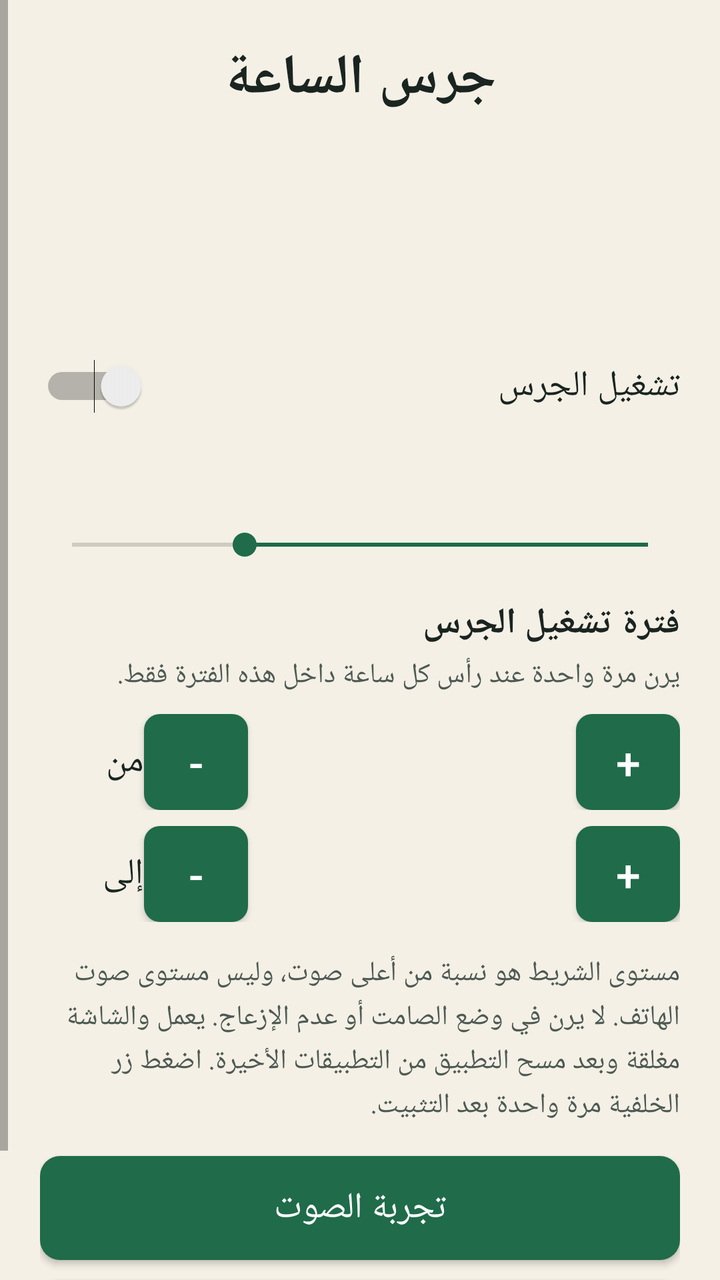
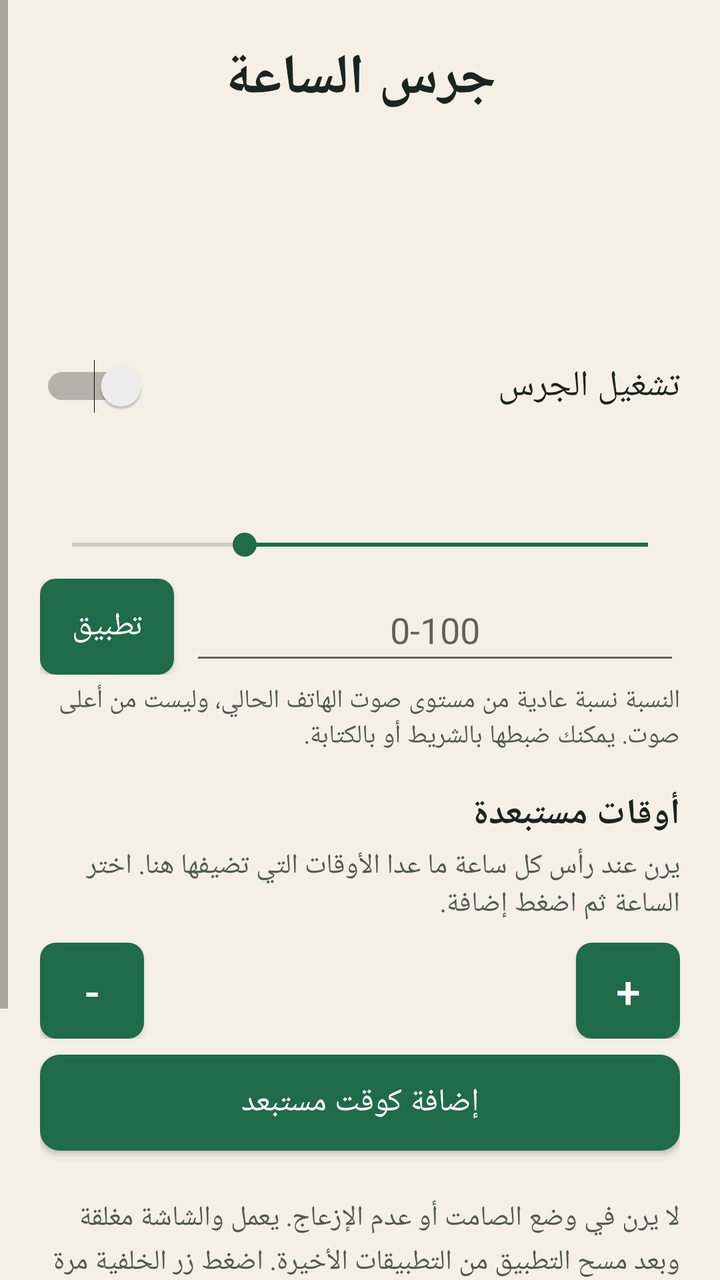

An Android layout rendered at two revisions. The XML below is the earlier revision; the diff shows what the commit changed to produce the second picture.
<!-- AndroidManifest.xml: application theme AppTheme -->
<!-- res/layout/activity_main.xml -->
<?xml version="1.0" encoding="utf-8"?>
<ScrollView xmlns:android="http://schemas.android.com/apk/res/android"
    android:layout_width="match_parent"
    android:layout_height="match_parent"
    android:background="@color/bg"
    android:fillViewport="true"
    android:layoutDirection="rtl">

    <LinearLayout
        android:layout_width="match_parent"
        android:layout_height="wrap_content"
        android:orientation="vertical"
        android:padding="20dp">

        <TextView
            android:layout_width="match_parent"
            android:layout_height="wrap_content"
            android:gravity="center"
            android:text="جرس الساعة"
            android:textColor="@color/ink"
            android:textSize="28sp"
            android:textStyle="bold" />

        <TextView
            android:id="@+id/clockText"
            android:layout_width="match_parent"
            android:layout_height="wrap_content"
            android:layout_marginTop="8dp"
            android:gravity="center"
            android:textColor="@color/accent"
            android:textDirection="ltr"
            android:textSize="42sp"
            android:textStyle="bold" />

        <TextView
            android:id="@+id/statusText"
            android:layout_width="match_parent"
            android:layout_height="wrap_content"
            android:layout_marginTop="4dp"
            android:gravity="center"
            android:textColor="@color/ink"
            android:textDirection="ltr"
            android:textSize="18sp" />

        <Switch
            android:id="@+id/enableSwitch"
            android:layout_width="match_parent"
            android:layout_height="wrap_content"
            android:layout_marginTop="18dp"
            android:minHeight="48dp"
            android:text="تشغيل الجرس"
            android:textColor="@color/ink"
            android:textSize="18sp" />

        <TextView
            android:id="@+id/volumeLabel"
            android:layout_width="match_parent"
            android:layout_height="wrap_content"
            android:layout_marginTop="16dp"
            android:textColor="@color/ink"
            android:textSize="18sp" />

        <SeekBar
            android:id="@+id/volumeSeek"
            android:layout_width="match_parent"
            android:layout_height="wrap_content"
            android:layout_marginTop="6dp"
            android:max="100"
            android:progress="70" />

        <TextView
            android:layout_width="match_parent"
            android:layout_height="wrap_content"
            android:layout_marginTop="18dp"
            android:text="فترة تشغيل الجرس"
            android:textColor="@color/ink"
            android:textSize="18sp"
            android:textStyle="bold" />

        <TextView
            android:layout_width="match_parent"
            android:layout_height="wrap_content"
            android:layout_marginTop="4dp"
            android:text="يرن مرة واحدة عند رأس كل ساعة داخل هذه الفترة فقط."
            android:textColor="@color/muted"
            android:textSize="14sp" />

        <LinearLayout
            android:layout_width="match_parent"
            android:layout_height="wrap_content"
            android:layout_marginTop="10dp"
            android:gravity="center_vertical"
            android:layoutDirection="ltr"
            android:orientation="horizontal">

            <TextView
                android:layout_width="52dp"
                android:layout_height="wrap_content"
                android:text="من"
                android:textColor="@color/ink"
                android:textDirection="rtl"
                android:textSize="18sp" />

            <Button
                android:id="@+id/fromMinus"
                android:layout_width="52dp"
                android:layout_height="48dp"
                android:background="@drawable/btn_small"
                android:backgroundTint="@null"
                android:minWidth="0dp"
                android:minHeight="0dp"
                android:padding="0dp"
                android:textAllCaps="false"
                android:text="-"
                android:textColor="#FFFFFF"
                android:textSize="22sp" />

            <TextView
                android:id="@+id/fromLabel"
                android:layout_width="0dp"
                android:layout_height="wrap_content"
                android:layout_weight="1"
                android:gravity="center"
                android:textColor="@color/ink"
                android:textDirection="ltr"
                android:textSize="22sp"
                android:textStyle="bold" />

            <Button
                android:id="@+id/fromPlus"
                android:layout_width="52dp"
                android:layout_height="48dp"
                android:background="@drawable/btn_small"
                android:backgroundTint="@null"
                android:minWidth="0dp"
                android:minHeight="0dp"
                android:padding="0dp"
                android:textAllCaps="false"
                android:text="+"
                android:textColor="#FFFFFF"
                android:textSize="22sp" />
        </LinearLayout>

        <LinearLayout
            android:layout_width="match_parent"
            android:layout_height="wrap_content"
            android:layout_marginTop="8dp"
            android:gravity="center_vertical"
            android:layoutDirection="ltr"
            android:orientation="horizontal">

            <TextView
                android:layout_width="52dp"
                android:layout_height="wrap_content"
                android:text="إلى"
                android:textColor="@color/ink"
                android:textDirection="rtl"
                android:textSize="18sp" />

            <Button
                android:id="@+id/toMinus"
                android:layout_width="52dp"
                android:layout_height="48dp"
                android:background="@drawable/btn_small"
                android:backgroundTint="@null"
                android:minWidth="0dp"
                android:minHeight="0dp"
                android:padding="0dp"
                android:textAllCaps="false"
                android:text="-"
                android:textColor="#FFFFFF"
                android:textSize="22sp" />

            <TextView
                android:id="@+id/toLabel"
                android:layout_width="0dp"
                android:layout_height="wrap_content"
                android:layout_weight="1"
                android:gravity="center"
                android:textColor="@color/ink"
                android:textDirection="ltr"
                android:textSize="22sp"
                android:textStyle="bold" />

            <Button
                android:id="@+id/toPlus"
                android:layout_width="52dp"
                android:layout_height="48dp"
                android:background="@drawable/btn_small"
                android:backgroundTint="@null"
                android:minWidth="0dp"
                android:minHeight="0dp"
                android:padding="0dp"
                android:textAllCaps="false"
                android:text="+"
                android:textColor="#FFFFFF"
                android:textSize="22sp" />
        </LinearLayout>

        <TextView
            android:layout_width="match_parent"
            android:layout_height="wrap_content"
            android:layout_marginTop="16dp"
            android:lineSpacingExtra="3dp"
            android:text="مستوى الشريط هو نسبة من أعلى صوت، وليس مستوى صوت الهاتف. لا يرن في وضع الصامت أو عدم الإزعاج. يعمل والشاشة مغلقة وبعد مسح التطبيق من التطبيقات الأخيرة. اضغط زر الخلفية مرة واحدة بعد التثبيت."
            android:textColor="@color/muted"
            android:textSize="14sp" />

        <Button
            android:id="@+id/testButton"
            android:layout_width="match_parent"
            android:layout_height="wrap_content"
            android:layout_marginTop="16dp"
            android:background="@drawable/btn_bg"
            android:backgroundTint="@null"
            android:minHeight="52dp"
            android:textAllCaps="false"
            android:text="تجربة الصوت"
            android:textColor="#FFFFFF"
            android:textSize="18sp" />

        <Button
            android:id="@+id/batteryButton"
            android:layout_width="match_parent"
            android:layout_height="wrap_content"
            android:layout_marginTop="10dp"
            android:background="@drawable/btn_bg"
            android:backgroundTint="@null"
            android:minHeight="52dp"
            android:textAllCaps="false"
            android:text="السماح بالعمل في الخلفية"
            android:textColor="#FFFFFF"
            android:textSize="18sp" />
    </LinearLayout>
</ScrollView>
<!-- resources referenced by this layout -->
<resources>
  <color name="accent">#1F6B4A</color>
  <color name="bg">#F4F0E6</color>
  <color name="ink">#1A2420</color>
  <color name="muted">#4E5A53</color>
  <!-- drawable btn_bg (drawable) -->
  <?xml version="1.0" encoding="utf-8"?>
  <ripple xmlns:android="http://schemas.android.com/apk/res/android"
      android:color="#33000000">
      <item>
          <shape android:shape="rectangle">
              <solid android:color="#1F6B4A" />
              <corners android:radius="10dp" />
          </shape>
      </item>
  </ripple>
  <!-- drawable btn_small (drawable) -->
  <?xml version="1.0" encoding="utf-8"?>
  <ripple xmlns:android="http://schemas.android.com/apk/res/android"
      android:color="#33000000">
      <item>
          <shape android:shape="rectangle">
              <solid android:color="#1F6B4A" />
              <corners android:radius="8dp" />
          </shape>
      </item>
  </ripple>
  <style name="AppTheme" parent="@android:style/Theme.Material.Light.NoActionBar">
          <item name="android:windowBackground">@color/bg</item>
          <item name="android:colorAccent">@color/accent</item>
          <item name="android:statusBarColor">@color/accent</item>
          <item name="android:navigationBarColor">@color/bg</item>
      </style>
</resources>

<!-- the commit's change to res/layout/activity_main.xml (unified diff, before → after) -->
@@ -39,7 +39,6 @@
             android:layout_marginTop="4dp"
             android:gravity="center"
             android:textColor="@color/ink"
-            android:textDirection="ltr"
             android:textSize="18sp" />
 
         <Switch
@@ -68,11 +67,55 @@
             android:max="100"
             android:progress="70" />
 
+        <LinearLayout
+            android:layout_width="match_parent"
+            android:layout_height="wrap_content"
+            android:layout_marginTop="8dp"
+            android:gravity="center_vertical"
+            android:orientation="horizontal">
+
+            <EditText
+                android:id="@+id/volumeInput"
+                android:layout_width="0dp"
+                android:layout_height="48dp"
+                android:layout_weight="1"
+                android:gravity="center"
+                android:hint="0-100"
+                android:inputType="number"
+                android:maxLength="3"
+                android:textColor="@color/ink"
+                android:textDirection="ltr"
+                android:textSize="18sp" />
+
+            <Button
+                android:id="@+id/volumeApply"
+                android:layout_width="wrap_content"
+                android:layout_height="48dp"
+                android:layout_marginStart="8dp"
+                android:background="@drawable/btn_small"
+                android:backgroundTint="@null"
+                android:minWidth="0dp"
+                android:paddingLeft="16dp"
+                android:paddingRight="16dp"
+                android:text="تطبيق"
+                android:textAllCaps="false"
+                android:textColor="#FFFFFF"
+                android:textSize="16sp" />
+        </LinearLayout>
+
+        <TextView
+            android:layout_width="match_parent"
+            android:layout_height="wrap_content"
+            android:layout_marginTop="4dp"
+            android:text="النسبة نسبة عادية من مستوى صوت الهاتف الحالي، وليست من أعلى صوت. يمكنك ضبطها بالشريط أو بالكتابة."
+            android:textColor="@color/muted"
+            android:textSize="13sp" />
+
         <TextView
             android:layout_width="match_parent"
             android:layout_height="wrap_content"
             android:layout_marginTop="18dp"
-            android:text="فترة تشغيل الجرس"
+            android:text="أوقات مستبعدة"
             android:textColor="@color/ink"
             android:textSize="18sp"
             android:textStyle="bold" />
@@ -81,7 +124,7 @@
             android:layout_width="match_parent"
             android:layout_height="wrap_content"
             android:layout_marginTop="4dp"
-            android:text="يرن مرة واحدة عند رأس كل ساعة داخل هذه الفترة فقط."
+            android:text="يرن عند رأس كل ساعة ما عدا الأوقات التي تضيفها هنا. اختر الساعة ثم اضغط إضافة."
             android:textColor="@color/muted"
             android:textSize="14sp" />
 
@@ -93,16 +136,8 @@
             android:layoutDirection="ltr"
             android:orientation="horizontal">
 
-            <TextView
-                android:layout_width="52dp"
-                android:layout_height="wrap_content"
-                android:text="من"
-                android:textColor="@color/ink"
-                android:textDirection="rtl"
-                android:textSize="18sp" />
-
             <Button
-                android:id="@+id/fromMinus"
+                android:id="@+id/pickMinus"
                 android:layout_width="52dp"
                 android:layout_height="48dp"
                 android:background="@drawable/btn_small"
@@ -110,24 +145,23 @@
                 android:minWidth="0dp"
                 android:minHeight="0dp"
                 android:padding="0dp"
+                android:text="-"
                 android:textAllCaps="false"
-                android:text="-"
                 android:textColor="#FFFFFF"
                 android:textSize="22sp" />
 
             <TextView
-                android:id="@+id/fromLabel"
+                android:id="@+id/pickHourLabel"
                 android:layout_width="0dp"
                 android:layout_height="wrap_content"
                 android:layout_weight="1"
                 android:gravity="center"
                 android:textColor="@color/ink"
-                android:textDirection="ltr"
-                android:textSize="22sp"
+                android:textSize="20sp"
                 android:textStyle="bold" />
 
             <Button
-                android:id="@+id/fromPlus"
+                android:id="@+id/pickPlus"
                 android:layout_width="52dp"
                 android:layout_height="48dp"
                 android:background="@drawable/btn_small"
@@ -135,74 +169,38 @@
                 android:minWidth="0dp"
                 android:minHeight="0dp"
                 android:padding="0dp"
+                android:text="+"
                 android:textAllCaps="false"
-                android:text="+"
                 android:textColor="#FFFFFF"
                 android:textSize="22sp" />
         </LinearLayout>
 
+        <Button
+            android:id="@+id/addExcluded"
+            android:layout_width="match_parent"
+            android:layout_height="wrap_content"
+            android:layout_marginTop="8dp"
+            android:background="@drawable/btn_bg"
+            android:backgroundTint="@null"
+            android:minHeight="48dp"
+            android:text="إضافة كوقت مستبعد"
+            android:textAllCaps="false"
+            android:textColor="#FFFFFF"
+            android:textSize="16sp" />
+
         <LinearLayout
-            android:layout_width="match_parent"
-            android:layout_height="wrap_content"
-            android:layout_marginTop="8dp"
-            android:gravity="center_vertical"
-            android:layoutDirection="ltr"
-            android:orientation="horizontal">
-
-            <TextView
-                android:layout_width="52dp"
-                android:layout_height="wrap_content"
-                android:text="إلى"
-                android:textColor="@color/ink"
-                android:textDirection="rtl"
-                android:textSize="18sp" />
-
-            <Button
-                android:id="@+id/toMinus"
-                android:layout_width="52dp"
-                android:layout_height="48dp"
-                android:background="@drawable/btn_small"
-                android:backgroundTint="@null"
-                android:minWidth="0dp"
-                android:minHeight="0dp"
-                android:padding="0dp"
-                android:textAllCaps="false"
-                android:text="-"
-                android:textColor="#FFFFFF"
-                android:textSize="22sp" />
-
-            <TextView
-                android:id="@+id/toLabel"
-                android:layout_width="0dp"
-                android:layout_height="wrap_content"
-                android:layout_weight="1"
-                android:gravity="center"
-                android:textColor="@color/ink"
-                android:textDirection="ltr"
-                android:textSize="22sp"
-                android:textStyle="bold" />
-
-            <Button
-                android:id="@+id/toPlus"
-                android:layout_width="52dp"
-                android:layout_height="48dp"
-                android:background="@drawable/btn_small"
-                android:backgroundTint="@null"
-                android:minWidth="0dp"
-                android:minHeight="0dp"
-                android:padding="0dp"
-                android:textAllCaps="false"
-                android:text="+"
-                android:textColor="#FFFFFF"
-                android:textSize="22sp" />
-        </LinearLayout>
+            android:id="@+id/excludedList"
+            android:layout_width="match_parent"
+            android:layout_height="wrap_content"
+            android:layout_marginTop="8dp"
+            android:orientation="vertical" />
 
         <TextView
             android:layout_width="match_parent"
             android:layout_height="wrap_content"
             android:layout_marginTop="16dp"
             android:lineSpacingExtra="3dp"
-            android:text="مستوى الشريط هو نسبة من أعلى صوت، وليس مستوى صوت الهاتف. لا يرن في وضع الصامت أو عدم الإزعاج. يعمل والشاشة مغلقة وبعد مسح التطبيق من التطبيقات الأخيرة. اضغط زر الخلفية مرة واحدة بعد التثبيت."
+            android:text="لا يرن في وضع الصامت أو عدم الإزعاج. يعمل والشاشة مغلقة وبعد مسح التطبيق من التطبيقات الأخيرة. اضغط زر الخلفية مرة واحدة بعد التثبيت."
             android:textColor="@color/muted"
             android:textSize="14sp" />
 
@@ -214,8 +212,8 @@
             android:background="@drawable/btn_bg"
             android:backgroundTint="@null"
             android:minHeight="52dp"
+            android:text="تجربة الصوت"
             android:textAllCaps="false"
-            android:text="تجربة الصوت"
             android:textColor="#FFFFFF"
             android:textSize="18sp" />
 
@@ -227,8 +225,8 @@
             android:background="@drawable/btn_bg"
             android:backgroundTint="@null"
             android:minHeight="52dp"
+            android:text="السماح بالعمل في الخلفية"
             android:textAllCaps="false"
-            android:text="السماح بالعمل في الخلفية"
             android:textColor="#FFFFFF"
             android:textSize="18sp" />
     </LinearLayout>
